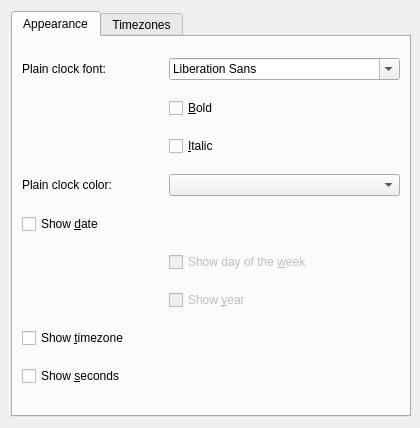
This is plasma/applets/digital-clock/clockConfig.ui in mgottschlag/kwin-tiling as Qt 5 draws it before an edit. The edited form follows.
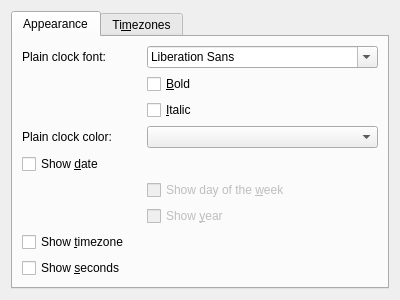
This is the edited form. Custom widgets are drawn as their Qt base class.

Commit message:
Improve clocks config dialogs.
Standardize strings (Eg. Show seconds in both clocks).
Improved layout.
Add the possibility to use local timezone on analog clock.
Other small improvements.

What changed in the file:
```diff
--- a/plasma/applets/digital-clock/clockConfig.ui
+++ b/plasma/applets/digital-clock/clockConfig.ui
@@ -5,14 +5,14 @@
    <rect>
     <x>0</x>
     <y>0</y>
-    <width>420</width>
-    <height>428</height>
+    <width>400</width>
+    <height>300</height>
    </rect>
   </property>
   <property name="minimumSize" >
    <size>
-    <width>420</width>
-    <height>320</height>
+    <width>400</width>
+    <height>300</height>
    </size>
   </property>
   <layout class="QGridLayout" >
@@ -24,12 +24,6 @@
        <verstretch>0</verstretch>
       </sizepolicy>
      </property>
-     <property name="minimumSize" >
-      <size>
-       <width>400</width>
-       <height>300</height>
-      </size>
-     </property>
      <property name="currentIndex" >
       <number>0</number>
      </property>
@@ -114,11 +108,24 @@
          </property>
         </widget>
        </item>
+       <item row="8" column="0" >
+        <spacer>
+         <property name="orientation" >
+          <enum>Qt::Vertical</enum>
+         </property>
+         <property name="sizeHint" >
+          <size>
+           <width>20</width>
+           <height>0</height>
+          </size>
+         </property>
+        </spacer>
+       </item>
       </layout>
      </widget>
      <widget class="QWidget" name="TimezonesTab" >
       <attribute name="title" >
-       <string>Timezones</string>
+       <string>Ti&amp;mezones</string>
       </attribute>
       <layout class="QVBoxLayout" >
        <item>
```
Left out of the diff: 6 changed lines with no effect on the pictures. The commit also changes 3 other files.
